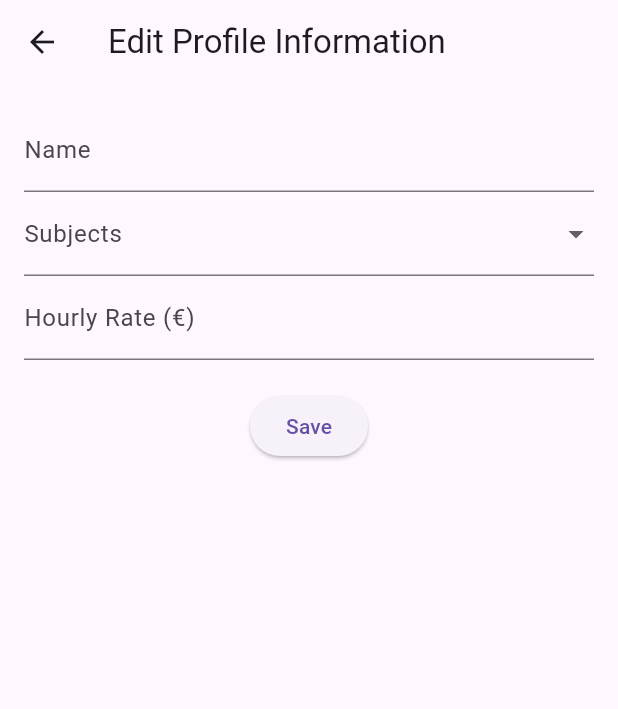
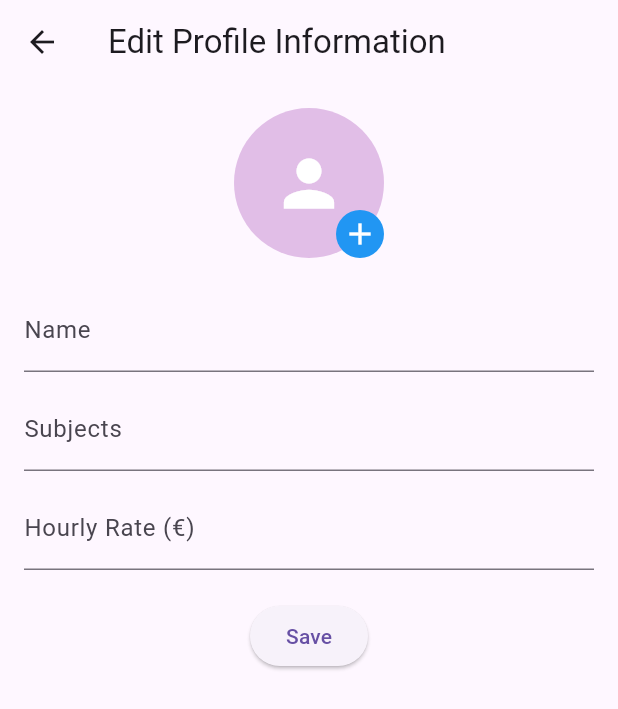
Before and after one commit to JRamirezDD/TutorLink, a Flutter app: the EditProfilePage screen opened directly with empty values, on a phone screen of 412 x 824 dp. Shown: the top 709 px of the screen. Run offline on Flutter 3.47's test engine with Material 3 defaults, Android fonts, the phone set to English and light mode, and no system bars; our stand-ins replace image_picker; missing offline and left inert: dart:html; network calls fail.

Commit message:
Your commit message here

```diff
--- /dev/null
+++ b/SourceCode/Frontend/tutorlink_ui/devtools_options.yaml
@@ -0,0 +1,3 @@
+description: This file stores settings for Dart & Flutter DevTools.
+documentation: https://docs.flutter.dev/tools/devtools/extensions#configure-extension-enablement-states
+extensions:
--- /dev/null
+++ b/SourceCode/Frontend/tutorlink_ui/lib/pages/edit_profile_page.dart
@@ -0,0 +1,151 @@
+import 'package:flutter/material.dart';
+import 'package:image_picker/image_picker.dart';
+import 'dart:io';
+
+class EditProfilePage extends StatefulWidget {
+  final String tutorName;
+  final String subjects;
+  final String hourlyRate;
+  final String profilePictureUrl;
+  final Function(String, String, String, String) onSave;
+
+  const EditProfilePage({
+    super.key,
+    required this.tutorName,
+    required this.subjects,
+    required this.hourlyRate,
+    required this.profilePictureUrl,
+    required this.onSave,
+  });
+
+  @override
+  _EditProfilePageState createState() => _EditProfilePageState();
+}
+
+class _EditProfilePageState extends State<EditProfilePage> {
+  late TextEditingController nameController;
+  late TextEditingController subjectsController;
+  late TextEditingController hourlyRateController;
+  File? _profileImage; // For holding the picked image.
+  final ImagePicker _picker = ImagePicker();
+
+  @override
+  void initState() {
+    super.initState();
+    nameController = TextEditingController(text: widget.tutorName);
+    subjectsController = TextEditingController(text: widget.subjects);
+    hourlyRateController = TextEditingController(text: widget.hourlyRate);
+  }
+
+  Future<void> _pickImage() async {
+    try {
+      // Pick an image from the gallery
+      final pickedFile = await _picker.pickImage(source: ImageSource.gallery);
+
+      if (pickedFile != null) {
+        setState(() {
+          // Update the profile image with the newly picked file
+          _profileImage = File(pickedFile.path);
+          print("Image selected: ${_profileImage!.path}");
+        });
+      } else {
+        print("No image selected.");
+      }
+    } catch (e) {
+      print("Error picking image: $e");
+    }
+  }
+
+  @override
+  Widget build(BuildContext context) {
+    return Scaffold(
+      appBar: AppBar(
+        title: const Text('Edit Profile Information'),
+      ),
+      body: Padding(
+        padding: const EdgeInsets.all(16.0),
+        child: SingleChildScrollView(
+          child: Column(
+            crossAxisAlignment: CrossAxisAlignment.start,
+            children: [
+              Center(
+                child: Stack(
+                  alignment: Alignment.bottomRight,
+                  children: [
+                    CircleAvatar(
+                      radius: 50,
+                      backgroundColor: Colors.purple[100],
+                      backgroundImage: _profileImage != null
+                          ? FileImage(_profileImage!) // If a new image is picked
+                          : (widget.profilePictureUrl.isNotEmpty
+                              ? NetworkImage(widget.profilePictureUrl)
+                              : null), // Use profile picture URL if available
+                      child: (_profileImage == null && widget.profilePictureUrl.isEmpty)
+                          ? const Icon(
+                              Icons.person,
+                              size: 50,
+                              color: Colors.white,
+                            )
+                          : null,
+                    ),
+                    Positioned(
+                      bottom: 0,
+                      right: 0,
+                      child: GestureDetector(
+                        onTap: _pickImage,
+                        child: CircleAvatar(
+                          radius: 16,
+                          backgroundColor: Colors.blue,
+                          child: const Icon(
+                            Icons.add,
+                            color: Colors.white,
+                          ),
+                        ),
+                      ),
+                    ),
+                  ],
+                ),
+              ),
+              const SizedBox(height: 20),
+              TextField(
+                decoration: const InputDecoration(labelText: 'Name'),
+                controller: nameController,
+              ),
+              const SizedBox(height: 10),
+              TextField(
+                decoration: const InputDecoration(labelText: 'Subjects'),
+                controller: subjectsController,
+              ),
+              const SizedBox(height: 10),
+              TextField(
+                decoration: const InputDecoration(labelText: 'Hourly Rate (€)'),
+                controller: hourlyRateController,
+                keyboardType: TextInputType.number,
+              ),
+              const SizedBox(height: 20),
+              Center(
+                child: ElevatedButton(
+                  onPressed: () {
+                    String imagePath = _profileImage != null
+                        ? _profileImage!.path
+                        : widget.profilePictureUrl;
+
+                    widget.onSave(
+                      nameController.text,
+                      subjectsController.text,
+                      hourlyRateController.text,
+                      imagePath,
+                    );
+
+                    Navigator.of(context).pop();
+                  },
+                  child: const Text('Save'),
+                ),
+              ),
+            ],
+          ),
+        ),
+      ),
+    );
+  }
+}
--- a/SourceCode/Frontend/tutorlink_ui/lib/pages/tutor_home_page.dart
+++ b/SourceCode/Frontend/tutorlink_ui/lib/pages/tutor_home_page.dart
@@ -1,12 +1,16 @@
 import 'package:flutter/material.dart';
-import 'package:tryflutter/fetch_data_page.dart';
-
+import 'edit_profile_page.dart'; // Make sure this path matches the location of EditProfilePage in your project
 class TutorHomePage extends StatefulWidget {
   final String tutorName;
   final String subjects;
   final String hourlyRate;
 
-  const TutorHomePage({super.key, required this.tutorName, required this.subjects, required this.hourlyRate});
+  const TutorHomePage({
+    super.key,
+    required this.tutorName,
+    required this.subjects,
+    required this.hourlyRate,
+  });
 
   @override
   _TutorHomePageState createState() => _TutorHomePageState();
@@ -16,6 +20,7 @@
   late String tutorName;
   late String subjects;
   late String hourlyRate;
+  late String profilePictureUrl;
 
   @override
   void initState() {
@@ -23,6 +28,7 @@
     tutorName = widget.tutorName;
     subjects = widget.subjects;
     hourlyRate = widget.hourlyRate;
+    profilePictureUrl = 'https://via.placeholder.com/150'; // Placeholder profile picture URL
   }
 
   void _editProfile() {
@@ -33,11 +39,13 @@
           tutorName: tutorName,
           subjects: subjects,
           hourlyRate: hourlyRate,
-          onSave: (String newName, String newSubjects, String newHourlyRate) {
+          profilePictureUrl: profilePictureUrl,
+          onSave: (String newName, String newSubjects, String newHourlyRate, String newProfilePictureUrl) {
             setState(() {
               tutorName = newName;
               subjects = newSubjects;
               hourlyRate = newHourlyRate;
+              profilePictureUrl = newProfilePictureUrl;
             });
           },
         ),
@@ -49,7 +57,7 @@
   Widget build(BuildContext context) {
     return Scaffold(
       appBar: AppBar(
-        backgroundColor: Colors.blueAccent, // Updated color to match brand identity
+        backgroundColor: Colors.blueAccent,
         title: const Text('Tutor Home'),
         actions: [
           IconButton(
@@ -67,13 +75,12 @@
             child: Column(
               crossAxisAlignment: CrossAxisAlignment.start,
               children: [
-                // User Profile Section
                 Column(
                   crossAxisAlignment: CrossAxisAlignment.start,
                   children: [
-                    const CircleAvatar(
+                    CircleAvatar(
                       radius: 50,
-                      backgroundImage: NetworkImage('https://via.placeholder.com/150'),
+                      backgroundImage: NetworkImage(profilePictureUrl),
                     ),
                     const SizedBox(height: 10),
                     Text(
@@ -111,7 +118,6 @@
                     ),
                   ],
                 ),
-
                 const SizedBox(height: 20),
                 const Text(
                   'Recent Work Done',
@@ -213,13 +219,15 @@
             icon: Icon(Icons.task),
             label: 'Tasks',
           ),
+          BottomNavigationBarItem(
+            icon: Icon(Icons.person_add),
+            label: 'Requests',
+          ),
         ],
-        currentIndex: 0, // Set this dynamically as per requirement
+        currentIndex: 0,
         onTap: (int index) {
-          // Handle bottom bar navigation here
           switch (index) {
             case 0:
-              // Stay on the current page
               break;
             case 1:
               Navigator.pushNamed(context, '/messagesPage');
@@ -227,79 +235,12 @@
             case 2:
               Navigator.pushNamed(context, '/tasks');
               break;
+            case 3:
+              Navigator.pushNamed(context, '/requestsPage');
+              break;
           }
         },
       ),
     );
   }
 }
-
-class EditProfilePage extends StatelessWidget {
-  final String tutorName;
-  final String subjects;
-  final String hourlyRate;
-  final Function(String, String, String) onSave;
-
-  const EditProfilePage({super.key,
-    required this.tutorName,
-    required this.subjects,
-    required this.hourlyRate,
-    required this.onSave,
-  });
-
-  @override
-  Widget build(BuildContext context) {
-    String newName = tutorName;
-    String newSubjects = subjects;
-    String newHourlyRate = hourlyRate;
-
-    return Scaffold(
-      appBar: AppBar(
-        title: const Text('Edit Profile Information'),
-      ),
-      body: Padding(
-        padding: const EdgeInsets.all(16.0),
-        child: Column(
-          children: [
-            TextField(
-              decoration: const InputDecoration(labelText: 'Name'),
-              controller: TextEditingController(text: tutorName),
-              onChanged: (value) {
-                newName = value;
-              },
-            ),
-            DropdownButtonFormField<String>(
-              decoration: const InputDecoration(labelText: 'Subjects'),
-              value: subjects,
-              items: <String>['Mathematics', 'Physics', 'Chemistry', 'Biology', 'English']
-                  .map((String value) {
-                return DropdownMenuItem<String>(
-                  value: value,
-                  child: Text(value),
-                );
-              }).toList(),
-              onChanged: (value) {
-                newSubjects = value ?? subjects;
-              },
-            ),
-            TextField(
-              decoration: const InputDecoration(labelText: 'Hourly Rate (€)'),
-              controller: TextEditingController(text: hourlyRate),
-              onChanged: (value) {
-                newHourlyRate = value;
-              },
-            ),
-            const SizedBox(height: 20),
-            ElevatedButton(
-              onPressed: () {
-                onSave(newName, newSubjects, newHourlyRate);
-                Navigator.of(context).pop();
-              },
-              child: const Text('Save'),
-            ),
-          ],
-        ),
-      ),
-    );
-  }
-}
--- a/SourceCode/Frontend/tutorlink_ui/pubspec.yaml
+++ b/SourceCode/Frontend/tutorlink_ui/pubspec.yaml
@@ -14,10 +14,9 @@
   flutter_dotenv: ^5.0.2 # Optional: Manage API URLs via environment variables
 
   # Image Picker
-  image_picker: ^1.0.0 # Updated to a more stable and current version
+  image_picker: ^0.8.6 # Use the latest stable version
 
-  # Cupertino Icons for iOScd /Users/nadaelhaddad/Tutor_Link
-
+  # Cupertino Icons for iOS
   cupertino_icons: ^1.0.8
 
   # State Management (Optional, use this if needed)
```
Also changed, not shown: 1 other file.
